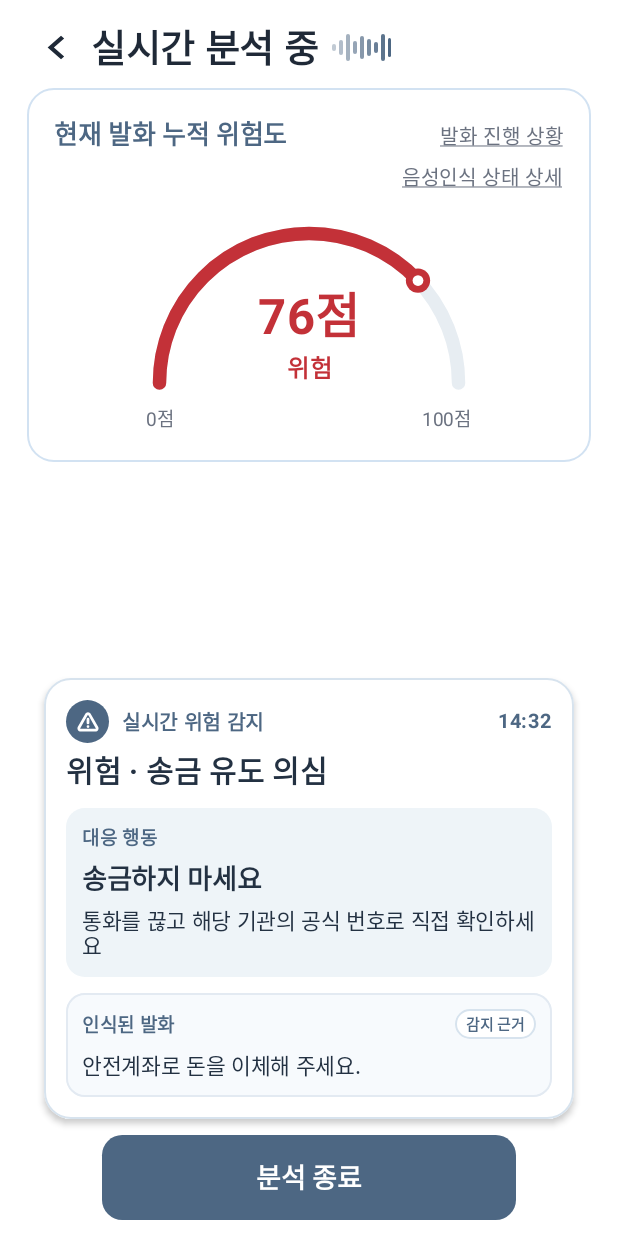
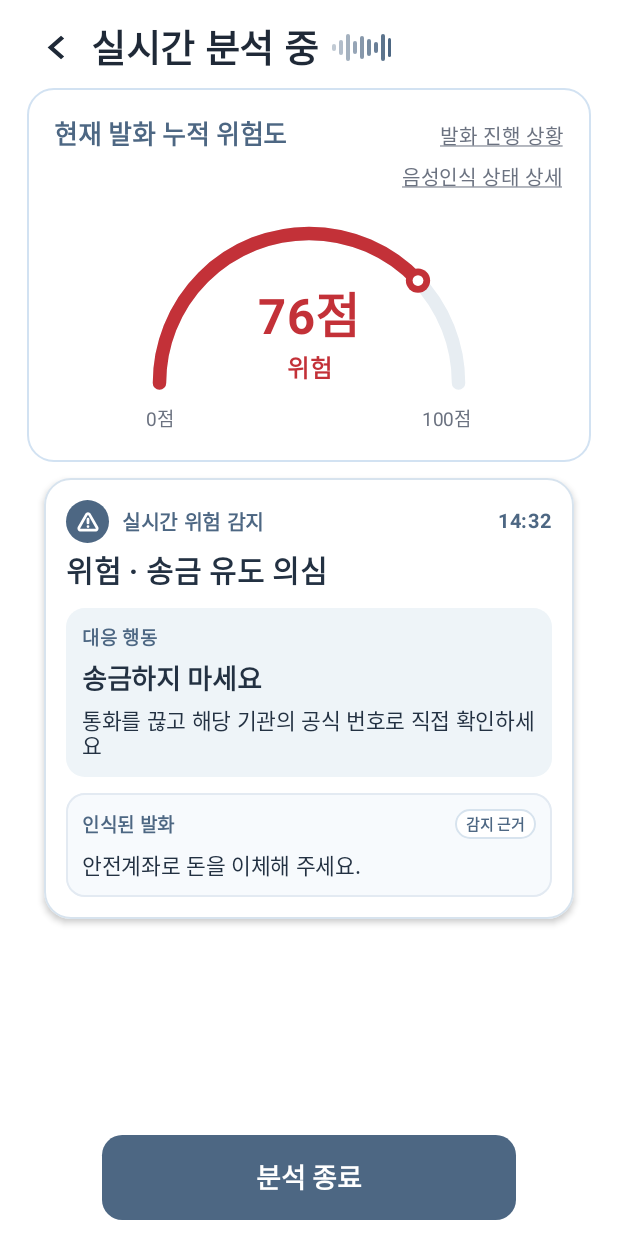
Before and after one commit to donggyu567/PIC_AICAMP, an Android app built with Jetpack Compose: the @Preview function AnalysisLivePreview, on a phone screen of 412 x 824 dp. Run offline under Robolectric (Android 15) with nearby library versions, the light colour scheme and no system bars.

Commit message:
fix(android): 실시간 분석 경고 카드를 최신순으로 표시
새 경고를 계기판 바로 아래에 표시하고 자동으로 목록 맨 위로 이동한다. 아래로 스크롤하면 이전 경고를 시간 역순으로 확인할 수 있다.

```diff
--- a/android/app/src/main/java/com/example/pic_ai_app/presentation/analysis/AnalysisLiveScreen.kt
+++ b/android/app/src/main/java/com/example/pic_ai_app/presentation/analysis/AnalysisLiveScreen.kt
@@ -88,11 +88,8 @@ internal fun AnalysisLiveScreen(state: SttState, onStop: () -> Unit, onHome: ()
             LazyColumn(
                 Modifier.weight(1f).fillMaxWidth().padding(horizontal = 33.dp),
                 state = warningsScroll,
-                reverseLayout = warnings.isNotEmpty(),
                 contentPadding = PaddingValues(vertical = 12.dp),
-                verticalArrangement = Arrangement.spacedBy(
-                    10.dp, if (warnings.isEmpty()) Alignment.Top else Alignment.Bottom,
-                ),
+                verticalArrangement = Arrangement.spacedBy(10.dp, Alignment.Top),
             ) {
                 if (warnings.isEmpty()) item {
                     Text(stringResource(R.string.no_warning_yet), color = PicMuted, fontSize = 15.sp)
```
